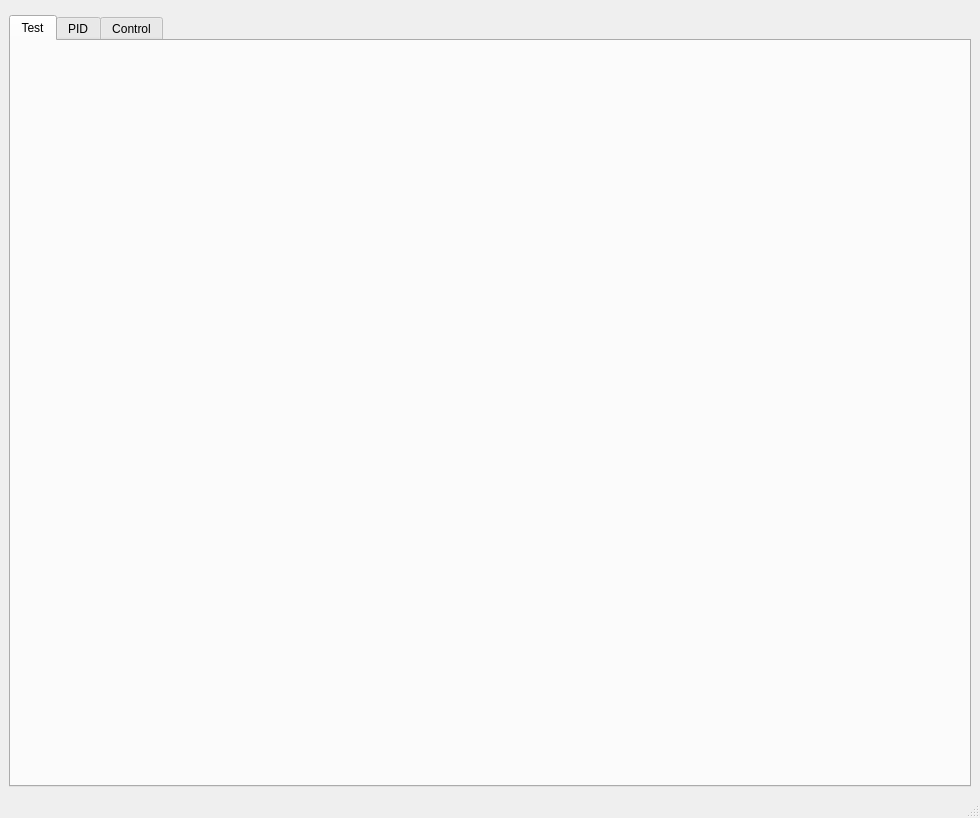
First picture: the form in UiFiles/mainWindow.ui, repository knr-auv/PC_GUI, before the edit.
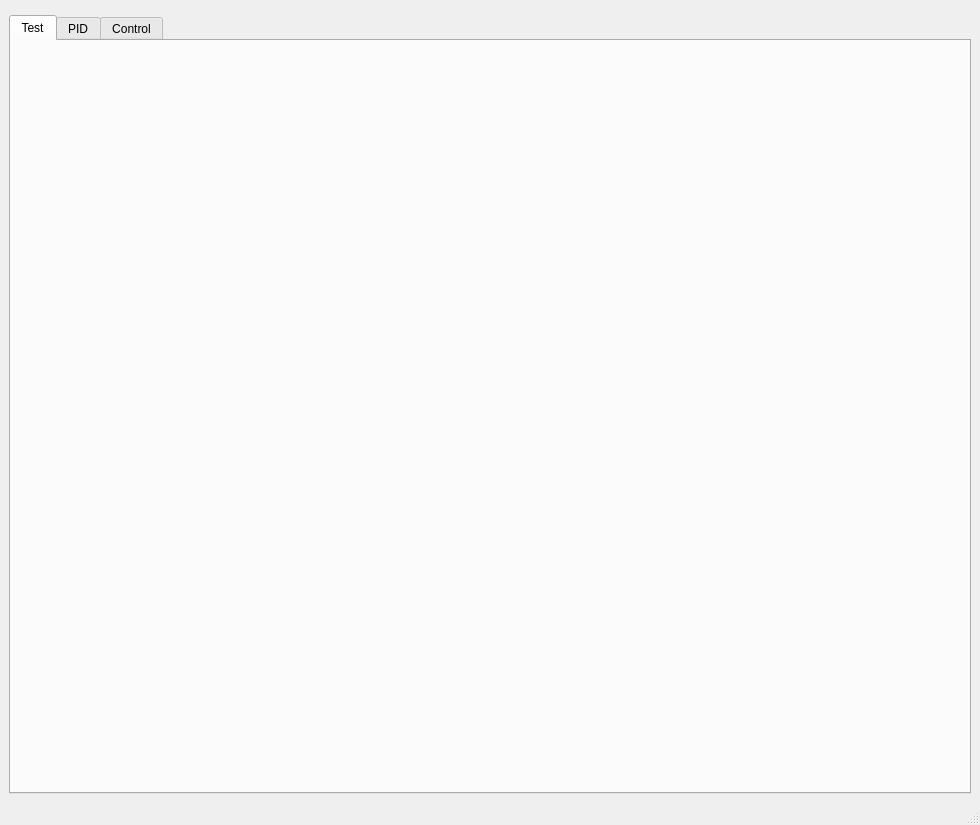
Second picture: the form after the edit. Custom widgets are drawn as their Qt base class.

```diff
--- a/UiFiles/mainWindow.ui
+++ b/UiFiles/mainWindow.ui
@@ -7,7 +7,7 @@
     <x>0</x>
     <y>0</y>
     <width>956</width>
-    <height>818</height>
+    <height>825</height>
    </rect>
   </property>
   <property name="sizePolicy">
```
